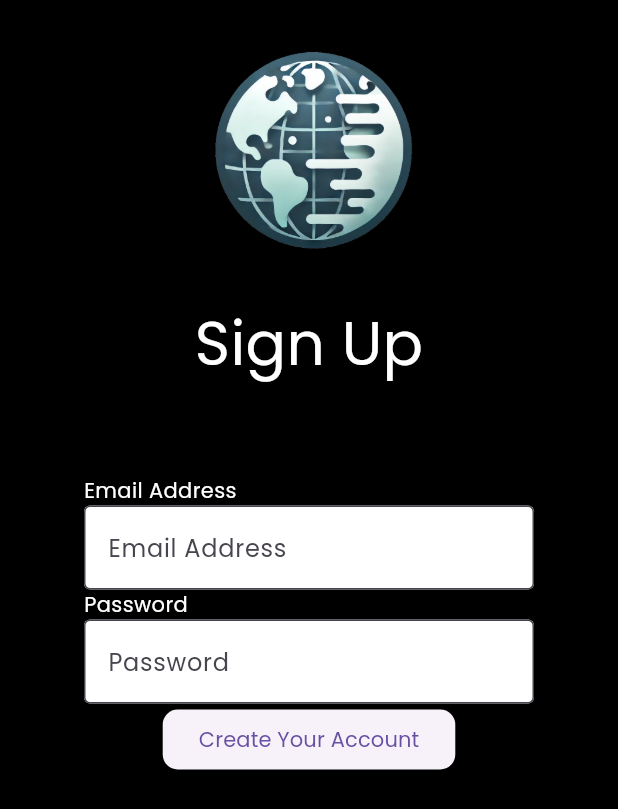
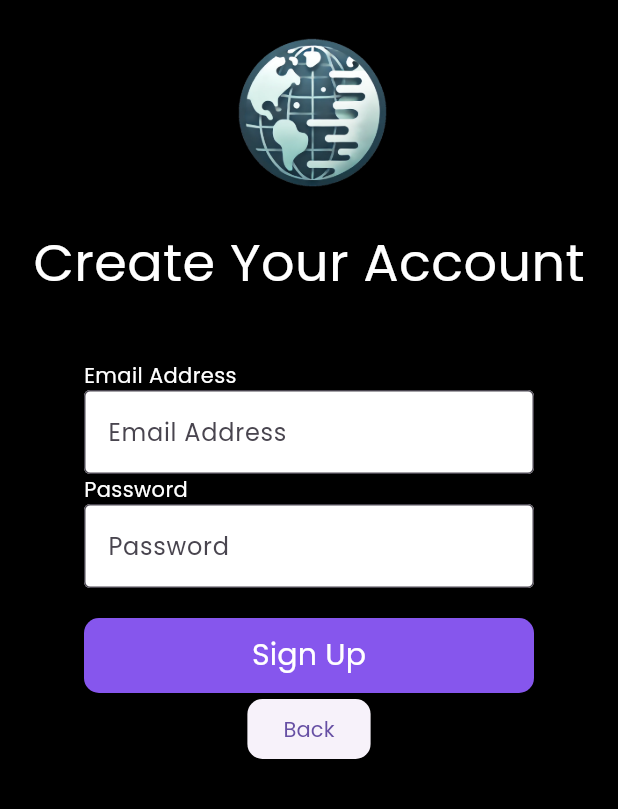
Before and after one commit to kuanadam/Fog-of-Earth, a Flutter app: the screen it shows after launch, after a tap on "Create Account", on a phone screen of 412 x 824 dp. Shown: the top 809 px of the screen. Run offline on Flutter 3.47's test engine with Material 3 defaults, Android fonts, the light colour scheme and no system bars; our stand-ins replace firebase_auth, firebase_core, flutter_bloc, fluttertoast; accounts and stored records are empty; generated files the repository leaves out were written again; network calls fail.

```diff
--- a/lib/features/auth/presentation/pages/registration_page.dart
+++ b/lib/features/auth/presentation/pages/registration_page.dart
@@ -20,20 +20,21 @@ class _RegistrationPageState extends State<RegistrationPage> {
         child: Column(
           children: [
           SizedBox(
-            width: 200,
-            height: 200,
+          height: 150,
           child: Image.asset('assets/images/splash_image.png'),
           ),
           const Text(
-            "Sign Up",
+            "Create Your Account",
           style: TextStyle(
-            fontSize: 40,
+            fontSize: 35,
           )
           ),
-            const SizedBox(height: 60),
+            const SizedBox(height: 40),
             _emailAddress(),
             _password(),
-            _signUpButton(),
+            const SizedBox(height: 20),
+            _signUpButton(context),
+            _BackButton(context),
           ],
         ),
       ),
@@ -85,23 +86,48 @@ class _RegistrationPageState extends State<RegistrationPage> {
       ),
     );
   }
-
-
-Widget _signUpButton(){
+Widget _BackButton(BuildContext context){
   return ElevatedButton(
     style: ElevatedButton.styleFrom(
       shape: RoundedRectangleBorder(
         borderRadius: BorderRadius.circular(10),
       ),
     ),
+    onPressed:(){
+    Navigator.push(
+      context,
+    MaterialPageRoute(builder: (context) => WelcomePage(),
+    ),
+    );
+    },
+  child: Text(
+    'Back',
+  )
+  );
+}
+
+Widget _signUpButton(BuildContext context){
+  return ElevatedButton(
+    style: ElevatedButton.styleFrom(
+      backgroundColor:const Color(0xFF8656ED),
+      shape: RoundedRectangleBorder(
+        borderRadius: BorderRadius.circular(10)),
+      minimumSize: const Size(300, 50),
+    ),
      onPressed: () async{
       await Auth().signUp(
         email: _emailController.text,
         password: _passwordController.text,
+        context: context,
       );
      },
     child: const Text(
-      "Create Your Account",
+      "Sign Up",
+    style: TextStyle(
+    fontSize: 20,
+    color: Colors.white,
+    fontFamily: 'Poppins',
+    )
     ),
   );
 }
--- a/lib/features/auth/presentation/pages/splash_page.dart
+++ b/lib/features/auth/presentation/pages/splash_page.dart
@@ -16,7 +16,7 @@ class SplashPage extends StatelessWidget {
           Navigator.pushReplacement(
             context,
             MaterialPageRoute(
-              builder:(context) => WelcomePage()
+              builder:(context) => const WelcomePage()
             )
           );
         }
--- a/lib/features/auth/presentation/pages/welcome_page.dart
+++ b/lib/features/auth/presentation/pages/welcome_page.dart
@@ -28,8 +28,8 @@ class WelcomePage extends StatelessWidget {
           ),
         ),
         const SizedBox(height: 150),
-        SignInButton(),
-        RegistrationButton(),
+        const SignInButton(),
+        const RegistrationButton(),
       ],
     ),
     );
```
Also changed, not shown: lib/features/auth/presentation/pages/auth/auth.dart (+65 -0 lines), lib/features/auth/presentation/pages/signin_page.dart (+33 -43 lines).
